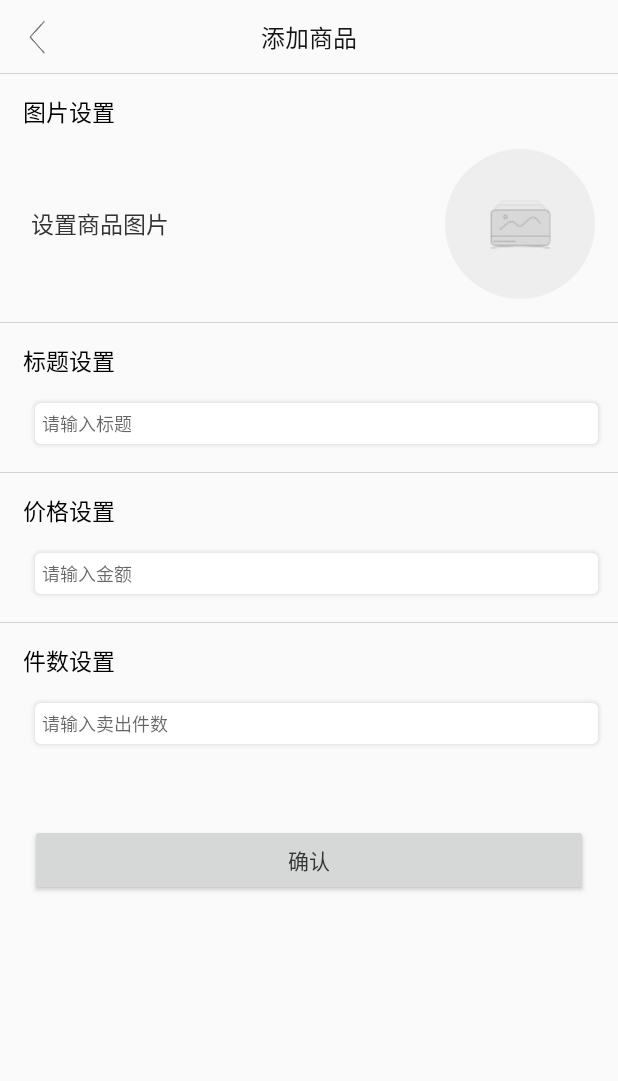
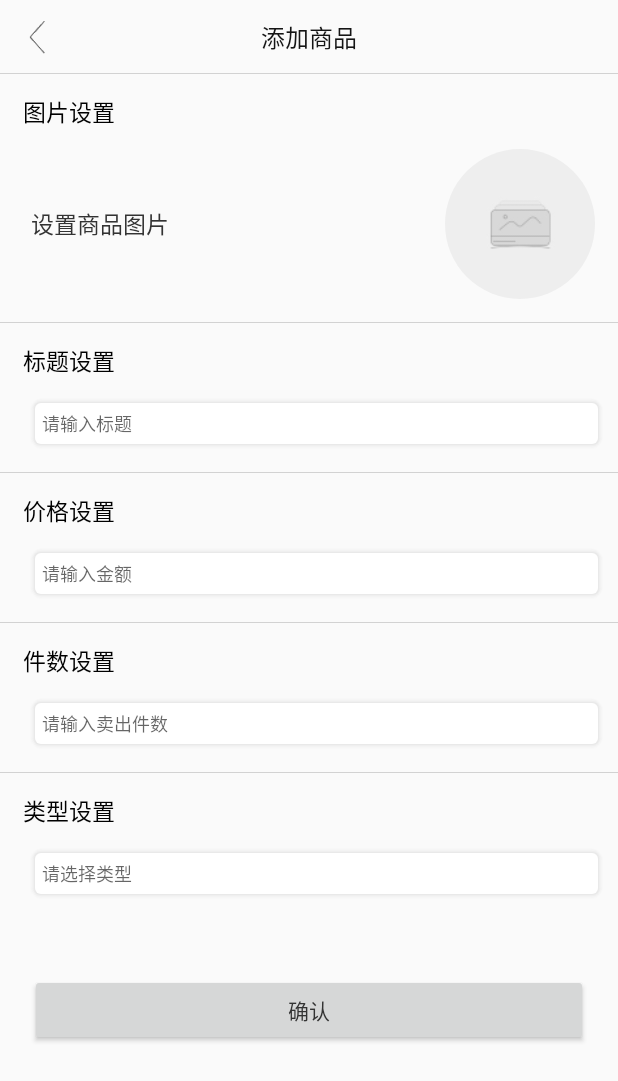
Before and after one commit to kaifeng001/android-shop-app, an Android app: the AddProductActivity screen opened directly, with no data from a screen before it, on a phone screen of 412 x 824 dp. Shown: the top 1081 px of the screen. Run offline under Robolectric (Android 15) with nearby library versions, the phone set to English and light mode, and no system bars; libraries missing offline, so code that uses them is left out: com.makeramen.roundedimageview; plain views replace RoundedImageView; 1 statement that could not run was skipped.

Commit message:
重构客户页面

```diff
--- a/app/src/main/java/com/fengkai/zhouyang/yangyanghongkong/activity/ProductDetailsActivity.java
+++ b/app/src/main/java/com/fengkai/zhouyang/yangyanghongkong/activity/ProductDetailsActivity.java
@@ -4,7 +4,6 @@ import android.content.Intent;
 import android.os.Bundle;
 import android.view.View;
 import android.widget.ImageView;
-
 import androidx.annotation.Nullable;
 import androidx.appcompat.app.AppCompatActivity;
 
--- a/app/src/main/java/com/fengkai/zhouyang/yangyanghongkong/addprodut/activity/AddProductActivity.java
+++ b/app/src/main/java/com/fengkai/zhouyang/yangyanghongkong/addprodut/activity/AddProductActivity.java
@@ -1,14 +1,10 @@
 package com.fengkai.zhouyang.yangyanghongkong.addprodut.activity;
 
 import android.content.Intent;
-import android.database.Cursor;
-import android.os.Build;
 import android.os.Bundle;
-import android.provider.MediaStore;
 import android.text.TextUtils;
 import android.view.View;
 import android.widget.Button;
-import android.widget.EditText;
 import android.widget.TextView;
 import android.widget.Toast;
 
@@ -20,14 +16,15 @@ import com.fengkai.zhouyang.yangyanghongkong.R;
 import com.fengkai.zhouyang.yangyanghongkong.addprodut.port.AddProduct;
 import com.fengkai.zhouyang.yangyanghongkong.addprodut.presenter.AddProductPresenter;
 import com.fengkai.zhouyang.yangyanghongkong.utils.FileUtil;
-import com.fengkai.zhouyang.yangyanghongkong.utils.Utils;
+import com.fengkai.zhouyang.yangyanghongkong.view.AddSettingView;
 import com.makeramen.roundedimageview.RoundedImageView;
 
 public class AddProductActivity extends AppCompatActivity implements View.OnClickListener, AddProduct {
     private TextView mIcon;
-    private EditText mTitle;
-    private EditText mPrice;
-    private EditText mNum;
+    private AddSettingView mTitle;
+    private AddSettingView mPrice;
+    private AddSettingView mNum;
+    private AddSettingView mType;
     private Button mConfirm;
     private String mPath;
     private AddProductPresenter mPresenter;
@@ -50,6 +47,7 @@ public class AddProductActivity extends AppCompatActivity implements View.OnClic
         mNum = findViewById(R.id.prod_num);
         mConfirm = findViewById(R.id.confirm);
         mIconImage = findViewById(R.id.prod_icon_image);
+        mType = findViewById(R.id.prod_type);
 
         mIcon.setOnClickListener(this);
         mConfirm.setOnClickListener(this);
@@ -81,13 +79,13 @@ public class AddProductActivity extends AppCompatActivity implements View.OnClic
         if (TextUtils.isEmpty(mPath)) {
             Toast.makeText(this, "图片不能路径为空", Toast.LENGTH_SHORT).show();
             return;
-        } else if (TextUtils.isEmpty(mTitle.getText().toString())) {
+        } else if (TextUtils.isEmpty(mTitle.getEditText())) {
             Toast.makeText(this, "标题不能为空", Toast.LENGTH_SHORT).show();
             return;
-        } else if (TextUtils.isEmpty(mPrice.getText().toString())) {
+        } else if (TextUtils.isEmpty(mPrice.getEditText())) {
             Toast.makeText(this, "价格不能为空", Toast.LENGTH_SHORT).show();
             return;
-        } else if (TextUtils.isEmpty(mNum.getText().toString())) {
+        } else if (TextUtils.isEmpty(mNum.getEditText())) {
             Toast.makeText(this, "件数不能为空", Toast.LENGTH_SHORT).show();
             return;
         }
@@ -109,19 +107,19 @@ public class AddProductActivity extends AppCompatActivity implements View.OnClic
 
     @Override
     public String getProductTitle() {
-        String title = mTitle.getText().toString();
+        String title = mTitle.getEditText();
         return title;
     }
 
     @Override
     public String getProductPrice() {
-        String price = mPrice.getText().toString();
+        String price = mPrice.getEditText();
         return price;
     }
 
     @Override
     public String getProductNum() {
-        String num = mNum.getText().toString();
+        String num = mNum.getEditText();
         return num;
     }
 
--- a/app/src/main/java/com/fengkai/zhouyang/yangyanghongkong/home/adapter/RecommendAdapter.java
+++ b/app/src/main/java/com/fengkai/zhouyang/yangyanghongkong/home/adapter/RecommendAdapter.java
@@ -1,9 +1,7 @@
 package com.fengkai.zhouyang.yangyanghongkong.home.adapter;
 
 import android.app.Activity;
-import android.app.ActivityOptions;
 import android.content.Intent;
-import android.os.Build;
 import android.os.Bundle;
 import android.view.LayoutInflater;
 import android.view.View;
@@ -13,7 +11,6 @@ import android.widget.ImageView;
 import android.widget.TextView;
 
 import androidx.annotation.NonNull;
-import androidx.annotation.RequiresApi;
 import androidx.core.app.ActivityOptionsCompat;
 import androidx.recyclerview.widget.RecyclerView;
 
--- /dev/null
+++ b/app/src/main/java/com/fengkai/zhouyang/yangyanghongkong/view/AddSettingView.java
@@ -0,0 +1,45 @@
+package com.fengkai.zhouyang.yangyanghongkong.view;
+
+import android.content.Context;
+import android.content.res.TypedArray;
+import android.text.InputType;
+import android.util.AttributeSet;
+import android.view.LayoutInflater;
+import android.view.View;
+import android.widget.EditText;
+import android.widget.LinearLayout;
+import android.widget.TextView;
+
+import androidx.annotation.Nullable;
+
+import com.fengkai.zhouyang.yangyanghongkong.R;
+
+public class AddSettingView extends LinearLayout {
+    private EditText mEditText;
+
+    public AddSettingView(Context context, @Nullable AttributeSet attrs) {
+        super(context, attrs);
+        setOrientation(LinearLayout.VERTICAL);
+        View inflate = LayoutInflater.from(context).inflate(R.layout.item_add_setting, this);
+        TypedArray typedArray = context.obtainStyledAttributes(attrs, R.styleable.addSettingView);
+        String hint = typedArray.getString(R.styleable.addSettingView_hint);
+        boolean isDivider = typedArray.getBoolean(R.styleable.addSettingView_isDivider, true);
+        String title = typedArray.getString(R.styleable.addSettingView_title);
+        int inputType = typedArray.getInt(R.styleable.addSettingView_inputType, InputType.TYPE_CLASS_TEXT);
+
+        mEditText = inflate.findViewById(R.id.setting_edit);
+        mEditText.setInputType(inputType);
+        mEditText.setHint(hint);
+        inflate.findViewById(R.id.setting_line).setVisibility(isDivider ? View.VISIBLE : View.GONE);
+        TextView titleText = inflate.findViewById(R.id.setting_title);
+        titleText.setText(title);
+    }
+
+    public String getEditHint(){
+        return mEditText.getHint().toString();
+    }
+
+    public String getEditText(){
+        return mEditText.getText().toString();
+    }
+}
--- /dev/null
+++ b/app/src/main/res/layout/item_add_setting.xml
@@ -0,0 +1,40 @@
+<?xml version="1.0" encoding="utf-8"?>
+<merge xmlns:android="http://schemas.android.com/apk/res/android">
+
+    <RelativeLayout
+        android:layout_width="match_parent"
+        android:layout_height="50dp"
+        android:layout_marginLeft="15dp"
+        android:layout_marginRight="15dp">
+
+        <TextView
+            android:id="@+id/setting_title"
+            android:layout_width="wrap_content"
+            android:layout_height="wrap_content"
+            android:layout_centerVertical="true"
+            android:text="件数设置"
+            android:textColor="@android:color/black"
+            android:textSize="15sp" />
+
+    </RelativeLayout>
+
+
+    <EditText
+        android:id="@+id/setting_edit"
+        android:layout_width="match_parent"
+        android:layout_height="wrap_content"
+        android:layout_marginLeft="20dp"
+        android:layout_marginRight="10dp"
+        android:background="@drawable/shape_shadow"
+        android:hint="请输入卖出件数"
+        android:inputType="number|numberDecimal"
+        android:padding="8dp"
+        android:textSize="12sp" />
+
+    <View
+        android:id="@+id/setting_line"
+        android:layout_width="match_parent"
+        android:layout_height="1px"
+        android:layout_marginTop="15dp"
+        android:background="#d2d2d2"></View>
+</merge>
--- a/app/src/main/res/layout/layout_add.xml
+++ b/app/src/main/res/layout/layout_add.xml
@@ -56,105 +56,40 @@
         android:layout_marginTop="15dp"
         android:background="#d2d2d2"></View>
 
-    <RelativeLayout
-        android:layout_width="match_parent"
-        android:layout_height="50dp"
-        android:layout_marginLeft="15dp"
-        android:layout_marginRight="15dp">
-
-        <TextView
-            android:layout_width="wrap_content"
-            android:layout_height="wrap_content"
-            android:layout_centerVertical="true"
-            android:text="标题设置"
-            android:textColor="@android:color/black"
-            android:textSize="15sp" />
-
-    </RelativeLayout>
-
-
-    <EditText
+    <com.fengkai.zhouyang.yangyanghongkong.view.AddSettingView
         android:id="@+id/prod_title"
         android:layout_width="match_parent"
         android:layout_height="wrap_content"
-        android:layout_marginLeft="20dp"
-        android:layout_marginRight="10dp"
-        android:background="@drawable/shape_shadow"
-        android:hint="请输入标题"
-        android:padding="8dp"
-        android:textSize="12sp" />
+        app:hint="请输入标题"
+        app:isDivider="true"
+        app:title="标题设置" />
 
-
-    <View
-        android:layout_width="match_parent"
-        android:layout_height="1px"
-        android:layout_marginTop="15dp"
-        android:background="#d2d2d2"></View>
-
-    <RelativeLayout
-        android:layout_width="match_parent"
-        android:layout_height="50dp"
-        android:layout_marginLeft="15dp"
-        android:layout_marginRight="15dp">
-
-        <TextView
-            android:layout_width="wrap_content"
-            android:layout_height="wrap_content"
-            android:layout_centerVertical="true"
-            android:text="价格设置"
-            android:textColor="@android:color/black"
-            android:textSize="15sp" />
-
-    </RelativeLayout>
-
-
-    <EditText
+    <com.fengkai.zhouyang.yangyanghongkong.view.AddSettingView
         android:id="@+id/prod_price"
         android:layout_width="match_parent"
         android:layout_height="wrap_content"
-        android:layout_marginLeft="20dp"
-        android:layout_marginRight="10dp"
-        android:background="@drawable/shape_shadow"
-        android:hint="请输入金额"
-        android:inputType="number|numberDecimal"
-        android:padding="8dp"
-        android:textSize="12sp" />
+        app:hint="请输入金额"
+        app:inputType="number|numberDecimal"
+        app:isDivider="true"
+        app:title="价格设置" />
 
-
-    <View
-        android:layout_width="match_parent"
-        android:layout_height="1px"
-        android:layout_marginTop="15dp"
-        android:background="#d2d2d2"></View>
-
-    <RelativeLayout
-        android:layout_width="match_parent"
-        android:layout_height="50dp"
-        android:layout_marginLeft="15dp"
-        android:layout_marginRight="15dp">
-
-        <TextView
-            android:layout_width="wrap_content"
-            android:layout_height="wrap_content"
-            android:layout_centerVertical="true"
-            android:text="件数设置"
-            android:textColor="@android:color/black"
-            android:textSize="15sp" />
-
-    </RelativeLayout>
-
-
-    <EditText
+    <com.fengkai.zhouyang.yangyanghongkong.view.AddSettingView
         android:id="@+id/prod_num"
         android:layout_width="match_parent"
         android:layout_height="wrap_content"
-        android:layout_marginLeft="20dp"
-        android:layout_marginRight="10dp"
-        android:background="@drawable/shape_shadow"
-        android:hint="请输入卖出件数"
-        android:inputType="number|numberDecimal"
-        android:padding="8dp"
-        android:textSize="12sp" />
+        app:hint="请输入卖出件数"
+        app:inputType="number|numberDecimal"
+        app:isDivider="true"
+        app:title="件数设置" />
+
+    <com.fengkai.zhouyang.yangyanghongkong.view.AddSettingView
+        android:id="@+id/prod_type"
+        android:layout_width="match_parent"
+        android:layout_height="wrap_content"
+        app:hint="请选择类型"
+        app:inputType="number|numberDecimal"
+        app:isDivider="false"
+        app:title="类型设置" />
 
     <Button
         android:id="@+id/confirm"
@@ -167,4 +102,5 @@
         android:padding="5dp"
         android:text="确认"
         android:textColor="@color/text_normal_select" />
+
 </LinearLayout>
--- a/app/src/main/res/values/styles.xml
+++ b/app/src/main/res/values/styles.xml
@@ -5,6 +5,7 @@
         <!-- Customize your theme here. -->
         <item name="android:statusBarColor">@android:color/white</item>
         <item name="android:windowLightStatusBar">true</item>
+        <item name="android:windowIsTranslucent">true</item>
     </style>
 
     <style name="CheckboxStyle" parent="@android:style/Widget.CompoundButton.CheckBox">
```
Also changed, not shown: app/src/main/java/com/fengkai/zhouyang/yangyanghongkong/addprodut/model/Product.java (+13 -2 lines), app/src/main/res/values/attr.xml (+42 -0 lines).
